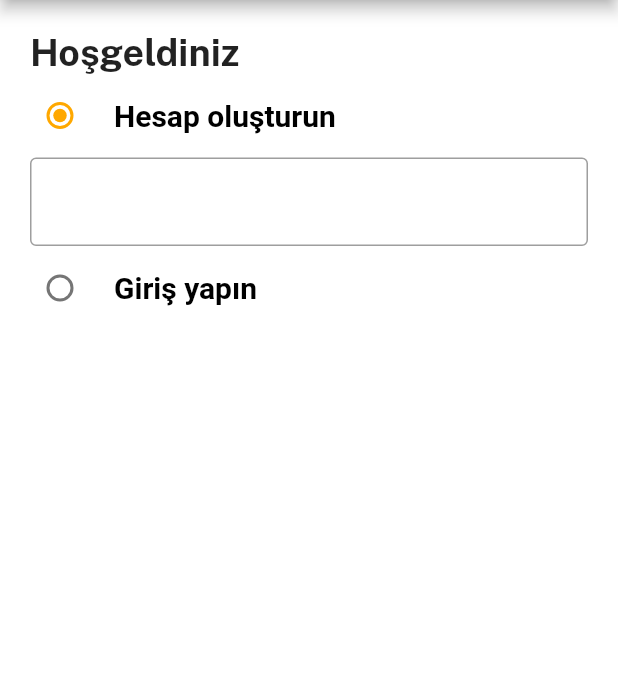
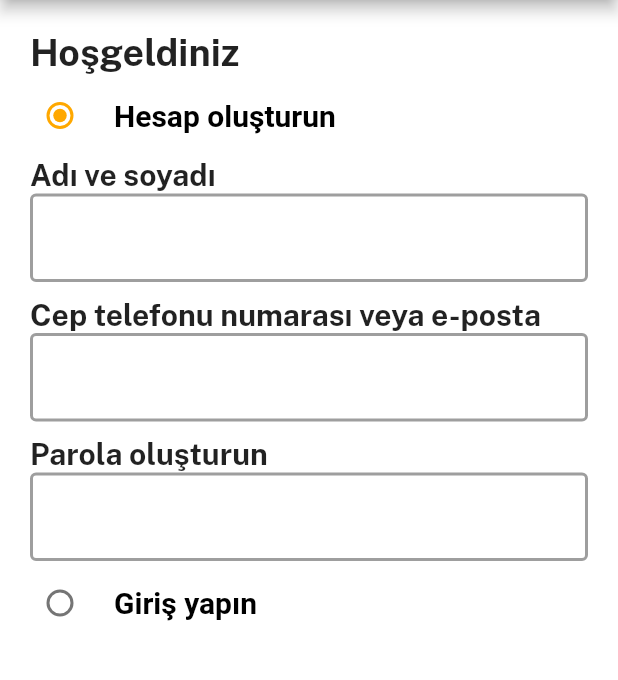
Before and after one commit to Cyfore/Amazon_Clone_App, a Flutter app: the AuthScreen screen opened by its route, after a tap on "Hesap oluşturun", on a phone screen of 412 x 824 dp, the part 84-764 px from its top. Run offline on Flutter 3.47's test engine with Material 2 defaults, Android fonts, the phone set to English and light mode, and no system bars; our stand-ins replace get, velocity_x.

```diff
--- a/lib/common/widgets/textfield/custom_textfiled.dart
+++ b/lib/common/widgets/textfield/custom_textfiled.dart
@@ -1,25 +1,16 @@
 import 'package:flutter/material.dart';
 
-class CustomTextField extends StatelessWidget {
-  const CustomTextField({super.key, required this.controller});
+import '../../../constants/helper_methods.dart';
+
+class CustomTextFormField extends StatelessWidget {
+  const CustomTextFormField({super.key, required this.controller});
   final TextEditingController controller;
 
   @override
   Widget build(BuildContext context) {
     return TextFormField(
       controller: controller,
-      decoration: const InputDecoration(
-        border: OutlineInputBorder(
-          borderSide: BorderSide(
-            color: Colors.black38,
-          ),
-        ),
-        enabledBorder: OutlineInputBorder(
-          borderSide: BorderSide(
-            color: Colors.black38,
-          ),
-        ),
-      ),
+      decoration: inputDecoration(),
     );
   }
 }
--- a/lib/constants/consts.dart
+++ b/lib/constants/consts.dart
@@ -5,6 +5,6 @@ export './styles.dart';
 export 'app_constants.dart';
 export 'package:velocity_x/velocity_x.dart';
 export 'package:flutter/material.dart';
-export './theme_data.dart';
+export 'helper_methods.dart';
 export 'package:get/get.dart';
 export './paddings.dart';
--- /dev/null
+++ b/lib/constants/helper_methods.dart
@@ -0,0 +1,27 @@
+import 'package:amazon_clone_app/constants/consts.dart';
+
+ThemeData getThemeData() => ThemeData(
+      scaffoldBackgroundColor: MyColors.whiteColor,
+      appBarTheme: const AppBarTheme(backgroundColor: Colors.black),
+    );
+
+InputDecoration inputDecoration() => const InputDecoration(
+      border: OutlineInputBorder(
+        borderSide: BorderSide(
+          color: Colors.white,
+        ),
+      ),
+      enabledBorder: OutlineInputBorder(
+        borderSide: BorderSide(
+          color: Colors.grey,
+          width: 2,
+        ),
+      ),
+      constraints: BoxConstraints(maxHeight: 100),
+      focusedBorder: OutlineInputBorder(
+        borderSide: BorderSide(
+          color: Colors.orange,
+          width: 2,
+        ),
+      ),
+    );
--- a/lib/constants/theme_data.dart
+++ /dev/null
@@ -1,5 +0,0 @@
-import 'package:amazon_clone_app/constants/consts.dart';
-
-ThemeData getThemeData() => ThemeData(
-      scaffoldBackgroundColor: MyColors.whiteColor,
-    );
--- a/lib/controllers/login_controller.dart
+++ /dev/null
@@ -1,4 +0,0 @@
-import 'package:amazon_clone_app/constants/consts.dart';
-
-class LoginController extends GetxController {
-}
--- a/lib/features/auth/auth_constants/auth_constants.dart
+++ b/lib/features/auth/auth_constants/auth_constants.dart
@@ -14,10 +14,15 @@ class AuthConstants {
   // Auth Screen String
   static const createAccount = 'Hesap oluşturun';
   static const signinAccount = 'Giriş yapın';
-
+  static const userSurAndName = "Adı ve soyadı";
+  static const emailOrPhone = "Cep telefonu numarası veya e-posta";
+  static const creatPassword = "Parola oluşturun";
   // Color
   static const signInButtonColor = 0xE6E6CA5B;
   static const orderButtonColor = 0xFFD3D6D7;
+
+  //Size
+  static const double twenty = 20;
 
   // Abaout Login Button
   static List<Map<String, String>> info = [
--- a/lib/features/auth/auth_screen/signin_screen.dart
+++ b/lib/features/auth/auth_screen/signin_screen.dart
@@ -22,7 +22,6 @@ class AuthScreen extends StatefulWidget {
 }
 
 class _AuthScreenState extends State<AuthScreen> {
-  final Auth _auth = Auth.signup;
   final _signUpFormKey = GlobalKey<FormState>();
   final _signInFormKey = GlobalKey<FormState>();
   final TextEditingController emailcontroller = TextEditingController();
@@ -58,8 +57,17 @@ class _AuthScreenState extends State<AuthScreen> {
                 Form(
                     key: _signUpFormKey,
                     child: Column(
+                      crossAxisAlignment: CrossAxisAlignment.start,
                       children: [
-                        CustomTextField(controller: emailcontroller),
+                        const CustomBoldText(text: AuthConstants.userSurAndName, fontSize: AuthConstants.twenty),
+                        CustomTextFormField(controller: emailcontroller),
+                        10.heightBox,
+                        const CustomBoldText(text: AuthConstants.emailOrPhone, fontSize: AuthConstants.twenty),
+                        CustomTextFormField(controller: emailcontroller),
+                        10.heightBox,
+                        const CustomBoldText(text: AuthConstants.creatPassword, fontSize: AuthConstants.twenty),
+                        CustomTextFormField(controller: emailcontroller),
+
                       ],
                     )),
               CustomRadioListTile(
@@ -75,8 +83,10 @@ class _AuthScreenState extends State<AuthScreen> {
                 Form(
                     key: _signUpFormKey,
                     child: Column(
+                      crossAxisAlignment: CrossAxisAlignment.start,
                       children: [
-                        CustomTextField(controller: emailcontroller),
+                        const CustomBoldText(text: AuthConstants.emailOrPhone, fontSize: AuthConstants.twenty),
+                        CustomTextFormField(controller: emailcontroller),
                       ],
                     )),
             ],
```
